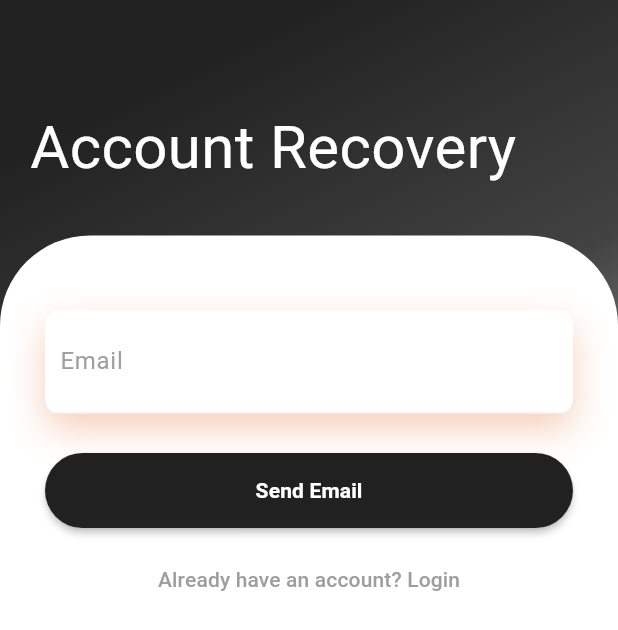
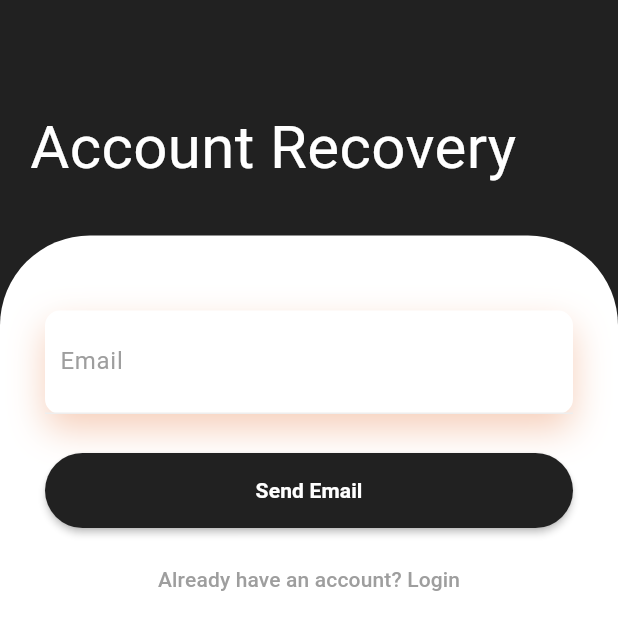
Before and after one commit to Achuabhijith2003/learnxt, a Flutter app: the Recovery screen opened directly, on a phone screen of 412 x 824 dp. Shown: the top 630 px of the screen. Run offline on Flutter 3.47's test engine with Material 3 defaults, Android fonts, the phone set to English and light mode, and no system bars; our stand-ins replace animate_do, another_flutter_splash_screen, cloud_firestore, file_picker, firebase_auth, firebase_core and 13 more; missing offline and left inert: flutter_pdf_text; accounts and stored records are empty; statements that could not run were skipped.

Commit message:
Add dark mode in auth screens

```diff
--- a/lib/Auth/accountRecovery.dart
+++ b/lib/Auth/accountRecovery.dart
@@ -1,7 +1,9 @@
 import 'package:animate_do/animate_do.dart';
+import 'package:learnxt/theme/theme_model.dart';
 import 'package:firebase_auth/firebase_auth.dart';
 import 'package:flutter/material.dart';
 import 'package:learnxt/Auth/loginpage.dart';
+import 'package:provider/provider.dart';
 
 class Recovery extends StatefulWidget {
   const Recovery({super.key});
@@ -14,16 +16,15 @@ class _RecoveryState extends State<Recovery> {
   @override
   Widget build(BuildContext context) {
     TextEditingController emailcontroller = TextEditingController();
+    return Consumer<ThemeModel>(
+        builder: (context, ThemeModel themeNotifier, child) {
       return Scaffold(
         resizeToAvoidBottomInset: false,
         body: Container(
           width: double.infinity,
           decoration: BoxDecoration(
-            gradient: LinearGradient(begin: Alignment.topCenter, colors: [
-          Colors.grey.shade900,
-          Colors.grey.shade800,
-          Colors.grey.shade400
-        ])),
+              color:
+                  themeNotifier.isDark ? Colors.white : Colors.grey.shade900),
           child: Padding(
             padding: const EdgeInsets.all(.0),
             child: Column(
@@ -39,9 +40,13 @@ class _RecoveryState extends State<Recovery> {
                     children: <Widget>[
                       FadeInUp(
                           duration: const Duration(milliseconds: 1000),
-                        child: const Text(
+                          child: Text(
                             "Account Recovery",
-                          style: TextStyle(color: Colors.white, fontSize: 40),
+                            style: TextStyle(
+                                color: themeNotifier.isDark
+                                    ? Colors.grey.shade900
+                                    : Colors.white,
+                                fontSize: 40),
                           )),
                       const SizedBox(
                         height: 10,
@@ -72,7 +77,8 @@ class _RecoveryState extends State<Recovery> {
                                     borderRadius: BorderRadius.circular(10),
                                     boxShadow: const [
                                       BoxShadow(
-                                        color: Color.fromRGBO(225, 95, 27, .3),
+                                          color:
+                                              Color.fromRGBO(225, 95, 27, .3),
                                           blurRadius: 20,
                                           offset: Offset(0, 10))
                                     ]),
@@ -83,10 +89,12 @@ class _RecoveryState extends State<Recovery> {
                                       decoration: BoxDecoration(
                                           border: Border(
                                               bottom: BorderSide(
-                                                color: Colors.grey.shade200))),
+                                                  color:
+                                                      Colors.grey.shade200))),
                                       child: TextField(
                                         controller: emailcontroller,
-                                      keyboardType: TextInputType.emailAddress,
+                                        keyboardType:
+                                            TextInputType.emailAddress,
                                         decoration: const InputDecoration(
                                             hintText: "Email",
                                             hintStyle:
@@ -111,17 +119,21 @@ class _RecoveryState extends State<Recovery> {
                                 },
                                 height: 50,
                                 // margin: EdgeInsets.symmetric(horizontal: 50),
-                              color: Colors.grey[900],
+                                color: themeNotifier.isDark
+                                    ? Colors.white54
+                                    : Colors.grey.shade900,
                                 shape: RoundedRectangleBorder(
                                   borderRadius: BorderRadius.circular(50),
                                 ),
                                 // decoration: BoxDecoration(
                                 // ),
-                              child: const Center(
+                                child: Center(
                                   child: Text(
                                     "Send Email",
                                     style: TextStyle(
-                                      color: Colors.white,
+                                        color: themeNotifier.isDark
+                                            ? Colors.grey.shade900
+                                            : Colors.white,
                                         fontWeight: FontWeight.bold),
                                   ),
                                 ),
@@ -156,6 +168,7 @@ class _RecoveryState extends State<Recovery> {
           ),
         ),
       );
+    });
   }
 
   Future<void> sendPasswordResetEmail(
```
Also changed, not shown: lib/Auth/SignUp.dart (+33 -22 lines). Lines whose indentation alone changed are shown as unchanged.
